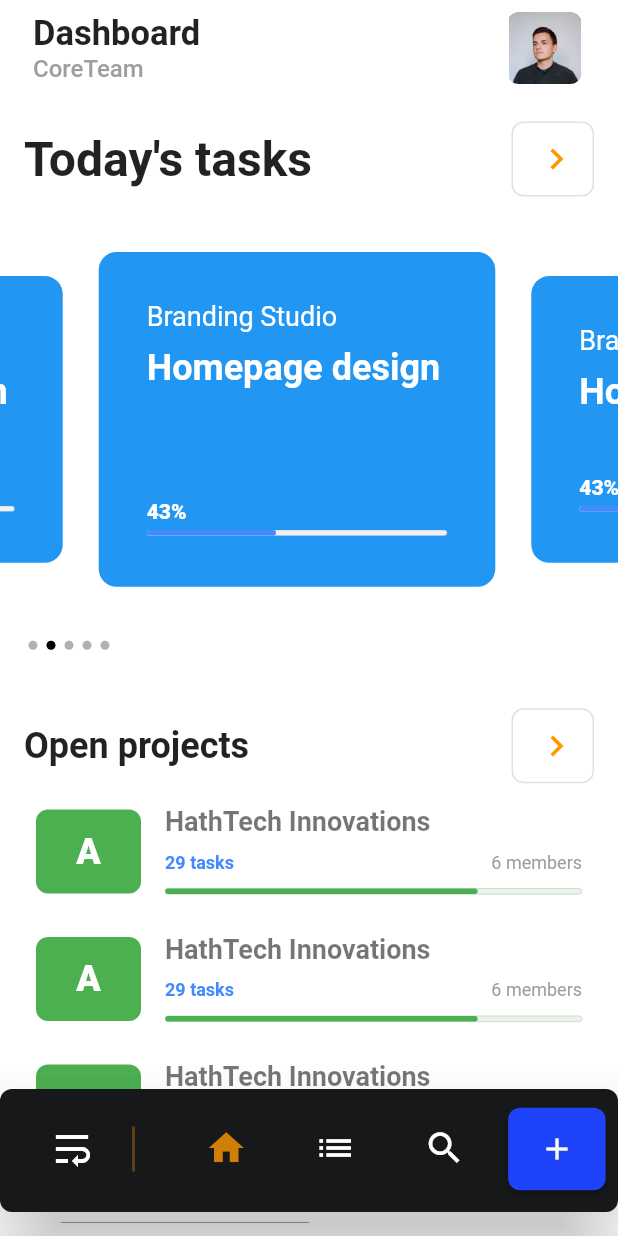
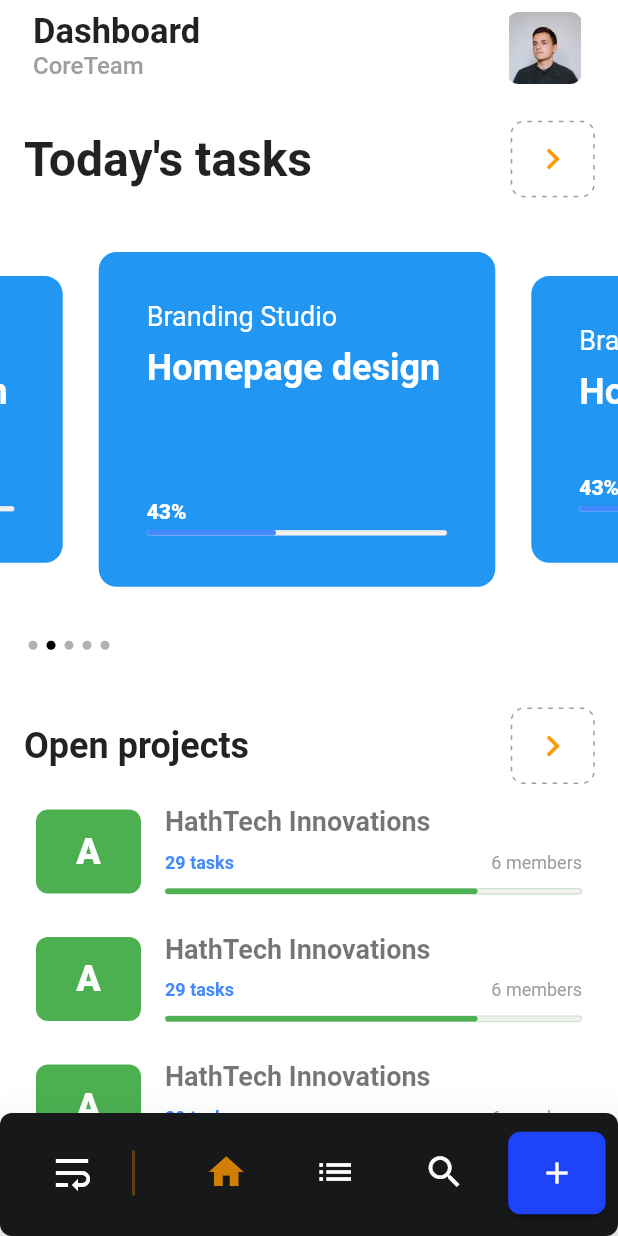
Before and after one commit to HathTech/Flutter-Task-App, a Flutter app: the screen it shows after launch, on a phone screen of 412 x 824 dp. Run offline on Flutter 3.47's test engine with Material 2 defaults, Android fonts, the phone set to English and light mode, and no system bars; our stand-ins replace path_drawing; Roboto replaces fonts that are missing (Montserrat, SF).

Commit message:
added dotted border as per design

```diff
--- a/lib/screens/dashboad.dart
+++ b/lib/screens/dashboad.dart
@@ -1,4 +1,5 @@
 import 'package:flutter/material.dart';
+import 'package:task_app/widgets/dashed_rect.dart';
 import 'package:task_app/widgets/heading.dart';
 import 'package:task_app/widgets/project_card_tile.dart';
 import 'package:task_app/widgets/projects_slider.dart';
@@ -22,16 +23,19 @@ class Dashboard extends StatelessWidget {
                   "Today's tasks",
                   style: TextStyle(fontSize: 32, fontWeight: FontWeight.w600),
                 ),
-                button: OutlineButton(
-                  shape: RoundedRectangleBorder(
-                      borderRadius: new BorderRadius.circular(8.0)),
-                  textColor: Colors.orange,
+                button: DottedBorder(
+                    borderType: BorderType.RRect,
+                    radius: Radius.circular(8),
+                    color: Colors.grey,
+                    child: Center(
                       child: Icon(
                         Icons.navigate_next,
                         size: 28,
+                        color: Colors.orange,
                       ),
-                  onPressed: () {},
                     ),
+                    strokeWidth: 1,
+                    dashPattern: [3, 4]),
               ),
               SizedBox(
                 height: 22,
@@ -47,16 +51,19 @@ class Dashboard extends StatelessWidget {
                   "Open projects",
                   style: TextStyle(fontSize: 24, fontWeight: FontWeight.w600),
                 ),
-                button: OutlineButton(
-                  shape: RoundedRectangleBorder(
-                      borderRadius: new BorderRadius.circular(8.0)),
-                  textColor: Colors.orange,
+                button: DottedBorder(
+                    borderType: BorderType.RRect,
+                    radius: Radius.circular(8),
+                    color: Colors.grey,
+                    child: Center(
                       child: Icon(
                         Icons.navigate_next,
                         size: 28,
+                        color: Colors.orange,
                       ),
-                  onPressed: () {},
                     ),
+                    strokeWidth: 1,
+                    dashPattern: [3, 4]),
               ),
               Container(
                 child: ListView.builder(
--- a/lib/screens/home.dart
+++ b/lib/screens/home.dart
@@ -41,7 +41,7 @@ class HomeState extends State<Home> {
         backgroundColor: Colors.white,
         centerTitle: false,
         title: Padding(
-          padding: const EdgeInsets.only(left: 6.0, top: 8.0),
+          padding: const EdgeInsets.only(left: 6.0, top: 5.0),
           child: Column(
             mainAxisAlignment: MainAxisAlignment.start,
             crossAxisAlignment: CrossAxisAlignment.start,
@@ -88,7 +88,7 @@ class HomeState extends State<Home> {
             ]),
 
             bottomNavigationBar: Padding(
-              padding: const EdgeInsets.only(bottom: 16.0),
+              padding: const EdgeInsets.only(bottom: 0.0),
               child: CustomBottomNav(updateIndex),
             ),
             backgroundColor: Colors.white,
--- /dev/null
+++ b/lib/widgets/dashed_rect.dart
@@ -0,0 +1,182 @@
+import 'package:flutter/material.dart';
+import 'package:path_drawing/path_drawing.dart';
+
+/// Add a dotted border around any [child] widget. The [strokeWidth] property
+/// defines the width of the dashed border and [color] determines the stroke
+/// paint color. [CircularIntervalList] is populated with the [dashPattern] to
+/// render the appropriate pattern. The [radius] property is taken into account
+/// only if the [borderType] is [BorderType.RRect]. A [customPath] can be passed in
+/// as a parameter if you want to draw a custom shaped border.
+class DottedBorder extends StatelessWidget {
+  final Widget child;
+  final EdgeInsets padding;
+  final double strokeWidth;
+  final Color color;
+  final List<double> dashPattern;
+  final BorderType borderType;
+  final Radius radius;
+  final Path customPath;
+
+  DottedBorder({
+    @required this.child,
+    this.color = Colors.black,
+    this.strokeWidth = 1,
+    this.borderType = BorderType.Rect,
+    this.dashPattern = const <double>[3, 1],
+    this.padding = const EdgeInsets.all(2),
+    this.radius = const Radius.circular(0),
+    this.customPath,
+  }) {
+    assert(child != null);
+  }
+
+  @override
+  Widget build(BuildContext context) {
+    return Stack(
+      children: <Widget>[
+        Positioned.fill(
+          child: CustomPaint(
+            painter: _DashPainter(
+              strokeWidth: strokeWidth,
+              radius: radius,
+              color: color,
+              borderType: borderType,
+              dashPattern: dashPattern,
+              customPath: customPath,
+            ),
+          ),
+        ),
+        Padding(
+          padding: padding,
+          child: child,
+        ),
+      ],
+    );
+  }
+}
+
+enum BorderType { Circle, RRect, Rect, Oval }
+
+class _DashPainter extends CustomPainter {
+  final double strokeWidth;
+  final List<double> dashPattern;
+  final Color color;
+  final BorderType borderType;
+  final Radius radius;
+  final Path customPath;
+
+  _DashPainter({
+    this.strokeWidth = 2,
+    this.dashPattern = const <double>[3, 1],
+    this.color = Colors.black,
+    this.borderType = BorderType.Rect,
+    this.radius = const Radius.circular(0),
+    this.customPath,
+  }) {
+    assert(dashPattern.isNotEmpty, 'Dash Pattern cannot be empty');
+  }
+
+  @override
+  void paint(Canvas canvas, Size size) {
+    Paint paint = Paint()
+      ..strokeWidth = strokeWidth
+      ..color = color
+      ..style = PaintingStyle.stroke;
+
+    Path _path;
+    if (customPath != null) {
+      _path =
+          dashPath(customPath, dashArray: CircularIntervalList(dashPattern));
+    } else {
+      _path = _getPath(size);
+    }
+
+    canvas.drawPath(_path, paint);
+  }
+
+  Path _getPath(Size size) {
+    Path path;
+    switch (borderType) {
+      case BorderType.Circle:
+        path = _getCirclePath(size);
+        break;
+      case BorderType.RRect:
+        path = _getRRectPath(size, radius);
+        break;
+      case BorderType.Rect:
+        path = _getRectPath(size);
+        break;
+      case BorderType.Oval:
+        path = _getOvalPath(size);
+        break;
+    }
+
+    return dashPath(path, dashArray: CircularIntervalList(dashPattern));
+  }
+
+  Path _getCirclePath(Size size) {
+    double w = size.width;
+    double h = size.height;
+    double s = size.shortestSide;
+
+    return Path()
+      ..addRRect(
+        RRect.fromRectAndRadius(
+          Rect.fromLTWH(
+            w > s ? (w - s) / 2 : 0,
+            h > s ? (h - s / 2) : 0,
+            s,
+            s,
+          ),
+          Radius.circular(s / 2),
+        ),
+      );
+  }
+
+  Path _getRRectPath(Size size, Radius radius) {
+    return Path()
+      ..addRRect(
+        RRect.fromRectAndRadius(
+          Rect.fromLTWH(
+            0,
+            0,
+            size.width,
+            size.height,
+          ),
+          radius,
+        ),
+      );
+  }
+
+  Path _getRectPath(Size size) {
+    return Path()
+      ..addRect(
+        Rect.fromLTWH(
+          0,
+          0,
+          size.width,
+          size.height,
+        ),
+      );
+  }
+
+  Path _getOvalPath(Size size) {
+    return Path()
+      ..addOval(
+        Rect.fromLTWH(
+          0,
+          0,
+          size.width,
+          size.height,
+        ),
+      );
+  }
+
+  @override
+  bool shouldRepaint(_DashPainter oldDelegate) {
+    return oldDelegate.strokeWidth != this.strokeWidth ||
+        oldDelegate.color != this.color ||
+        oldDelegate.dashPattern != this.dashPattern ||
+        oldDelegate.borderType != this.borderType;
+  }
+}
--- a/pubspec.yaml
+++ b/pubspec.yaml
@@ -10,6 +10,7 @@ dependencies:
     sdk: flutter
 
   cupertino_icons: ^0.1.2
+  path_drawing:
 
 dev_dependencies:
   flutter_test:
```
Also changed, not shown: pubspec.lock, 1 other file. Lines whose indentation alone changed are shown as unchanged.
